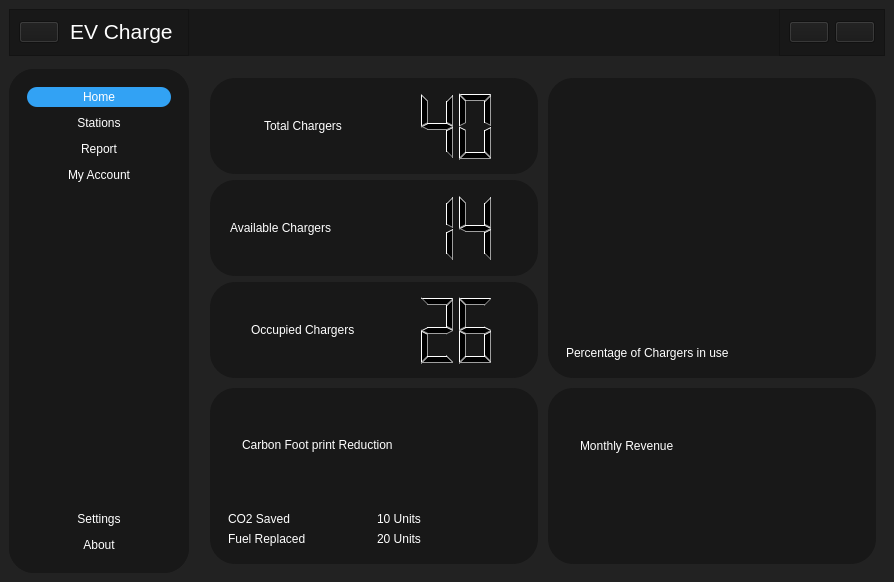
Manjus17/project_EV, file icons/main.ui: the form before one commit.
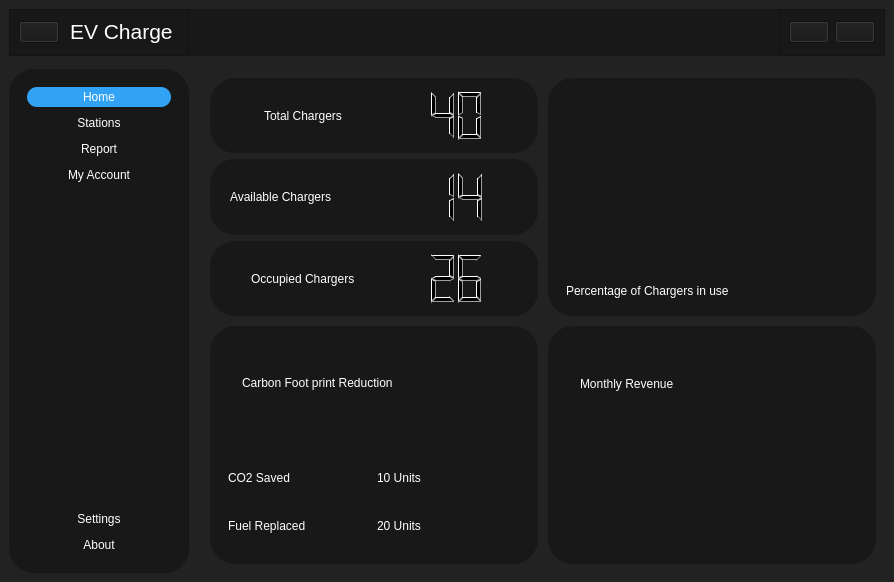
The form after the commit. Icons and pictures are not drawn. Custom widgets are drawn as their Qt base class.

Patch:
```diff
--- a/icons/main.ui
+++ b/icons/main.ui
@@ -554,7 +554,7 @@
                        <enum>QFrame::Raised</enum>
                       </property>
                       <layout class="QGridLayout" name="gridLayout_14">
-                       <item row="0" column="0">
+                       <item row="0" column="0" alignment="Qt::AlignHCenter">
                         <widget class="QFrame" name="progress">
                          <property name="minimumSize">
                           <size>
@@ -618,6 +618,12 @@
                  </item>
                  <item row="1" column="0">
                   <widget class="QFrame" name="frame_14">
+                   <property name="sizePolicy">
+                    <sizepolicy hsizetype="Preferred" vsizetype="Expanding">
+                     <horstretch>0</horstretch>
+                     <verstretch>0</verstretch>
+                    </sizepolicy>
+                   </property>
                    <property name="styleSheet">
                     <string notr="true">background-color: rgb(24, 24, 24);</string>
                    </property>
@@ -727,6 +733,12 @@
                  </item>
                  <item row="1" column="1">
                   <widget class="QFrame" name="frame_15">
+                   <property name="sizePolicy">
+                    <sizepolicy hsizetype="Preferred" vsizetype="Expanding">
+                     <horstretch>0</horstretch>
+                     <verstretch>0</verstretch>
+                    </sizepolicy>
+                   </property>
                    <property name="styleSheet">
                     <string notr="true">background-color: rgb(24, 24, 24);
 </string>
```
